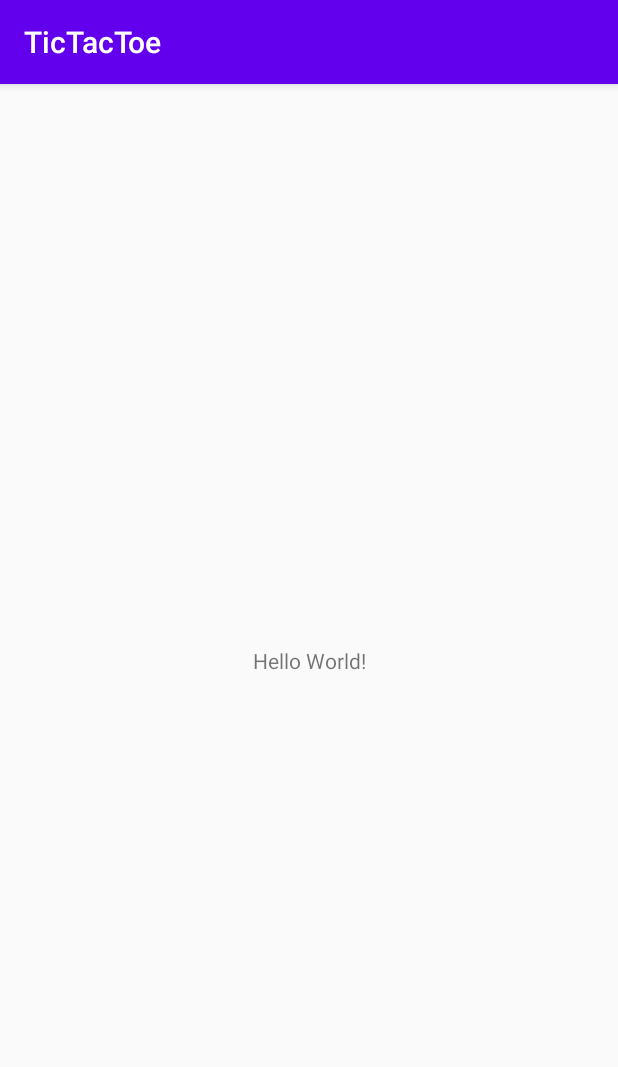
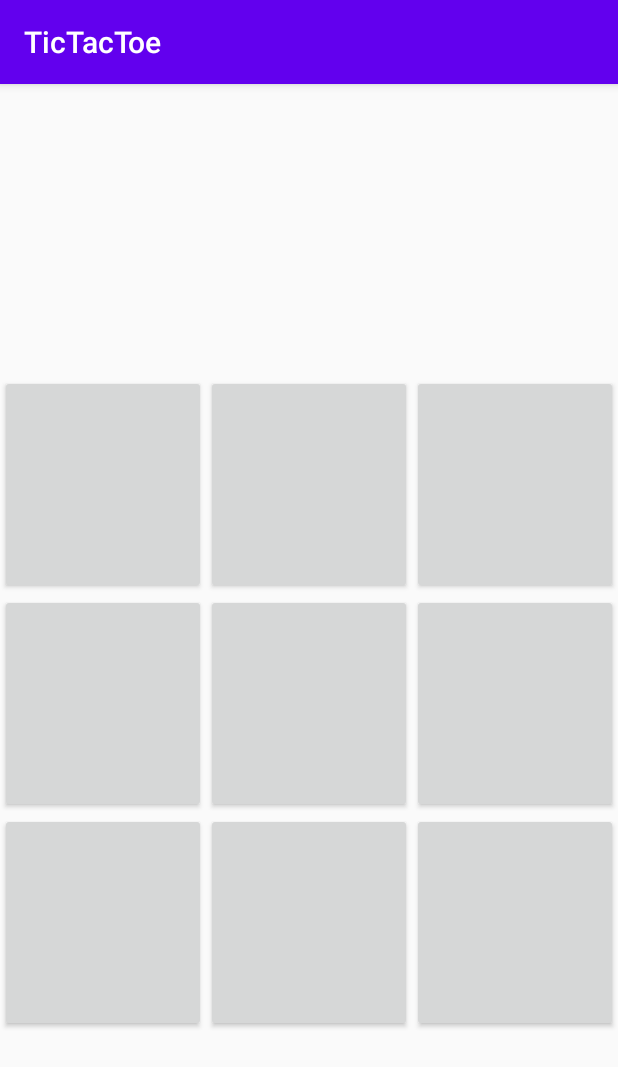
Before and after one commit to shubhnav/TicTacToe, an Android app: the screen it shows after launch (MainActivity), on a phone screen of 412 x 824 dp. Shown: the top 1067 px of the screen. Run offline under Robolectric (Android 15) with nearby library versions, the phone set to English and light mode, and no system bars.

Commit message:
UI Draft 1

```diff
--- a/app/src/main/java/com/example/tictactoe/MainActivity.java
+++ b/app/src/main/java/com/example/tictactoe/MainActivity.java
@@ -3,12 +3,57 @@ package com.example.tictactoe;
 import androidx.appcompat.app.AppCompatActivity;
 
 import android.os.Bundle;
+import android.util.Log;
+import android.view.View;
+import android.widget.Button;
 
 public class MainActivity extends AppCompatActivity {
 
+    Button b[]= new Button[9];
+    boolean chance = true;
+
+    private static final String TAG = "MyLog";
     @Override
     protected void onCreate(Bundle savedInstanceState) {
         super.onCreate(savedInstanceState);
         setContentView(R.layout.activity_main);
+        Log.d(TAG,"onCreate");
+
+        b[0] = (Button)findViewById(R.id.b1);
+        b[1] = (Button)findViewById(R.id.b2);
+        b[2] = (Button)findViewById(R.id.b3);
+        b[3] = (Button)findViewById(R.id.b4);
+        b[4] = (Button)findViewById(R.id.b5);
+        b[5] = (Button)findViewById(R.id.b6);
+        b[6] = (Button)findViewById(R.id.b7);
+        b[7] = (Button)findViewById(R.id.b8);
+        b[8] = (Button)findViewById(R.id.b9);
+
+
     }
+
+    @Override
+    protected void onStart() {
+        super.onStart();
+        try{
+
+            for(int i=0;i<9;i++){
+                b[i].setOnClickListener(new View.OnClickListener() {
+                    @Override
+                    public void onClick(View v) {
+                        Button b = (Button)findViewById(v.getId()) ;
+                        if(chance)
+                            b.setText("X");
+                        else
+                            b.setText("O");
+                        chance = !chance;
+                    }
+                });
+            }
+        }
+        catch (Exception e){
+            Log.d(TAG,e.toString());
+        }
+    }
+
 }
--- a/app/src/main/res/layout/activity_main.xml
+++ b/app/src/main/res/layout/activity_main.xml
@@ -6,13 +6,78 @@
     android:layout_height="match_parent"
     tools:context=".MainActivity">
 
-    <TextView
-        android:layout_width="wrap_content"
-        android:layout_height="wrap_content"
-        android:text="Hello World!"
+    <TableLayout
+        android:layout_width="match_parent"
+        android:layout_marginTop="194dp"
+        android:layout_marginBottom="136dp"
         app:layout_constraintBottom_toBottomOf="parent"
-        app:layout_constraintLeft_toLeftOf="parent"
-        app:layout_constraintRight_toRightOf="parent"
-        app:layout_constraintTop_toTopOf="parent" />
+        app:layout_constraintEnd_toEndOf="parent"
+        app:layout_constraintStart_toStartOf="parent"
+        app:layout_constraintTop_toTopOf="parent"
+        android:layout_height="match_parent">
 
+        <TableRow
+            android:id="@+id/r1"
+            android:layout_height="match_parent"
+            android:layout_weight="1"
+            android:orientation="vertical">
+
+            <Button
+                android:id="@+id/b1"
+                android:layout_height="match_parent"
+                android:layout_weight="1" />
+
+            <Button
+                android:id="@+id/b2"
+                android:layout_height="match_parent"
+                android:layout_weight="1" />
+
+            <Button
+                android:id="@+id/b3"
+                android:layout_height="match_parent"
+                android:layout_weight="1" />
+        </TableRow>
+
+
+        <TableRow
+            android:id="@+id/r2"
+            android:layout_height="match_parent"
+            android:layout_weight="1">
+        <Button
+            android:id="@+id/b4"
+            android:layout_height="match_parent"
+            android:layout_weight="1" />
+
+        <Button
+            android:id="@+id/b5"
+            android:layout_height="match_parent"
+            android:layout_weight="1" />
+
+        <Button
+            android:id="@+id/b6"
+            android:layout_height="match_parent"
+            android:layout_weight="1" />
+        </TableRow>
+
+        <TableRow
+            android:id="@+id/r3"
+            android:layout_height="match_parent"
+            android:layout_weight="1" >
+            <Button
+                android:id="@+id/b7"
+                android:layout_height="match_parent"
+                android:layout_weight="1" />
+
+            <Button
+                android:id="@+id/b8"
+                android:layout_height="match_parent"
+                android:layout_weight="1" />
+
+            <Button
+                android:id="@+id/b9"
+                android:layout_height="match_parent"
+                android:layout_weight="1" />
+        </TableRow>
+
+    </TableLayout>
 </androidx.constraintlayout.widget.ConstraintLayout>
```
